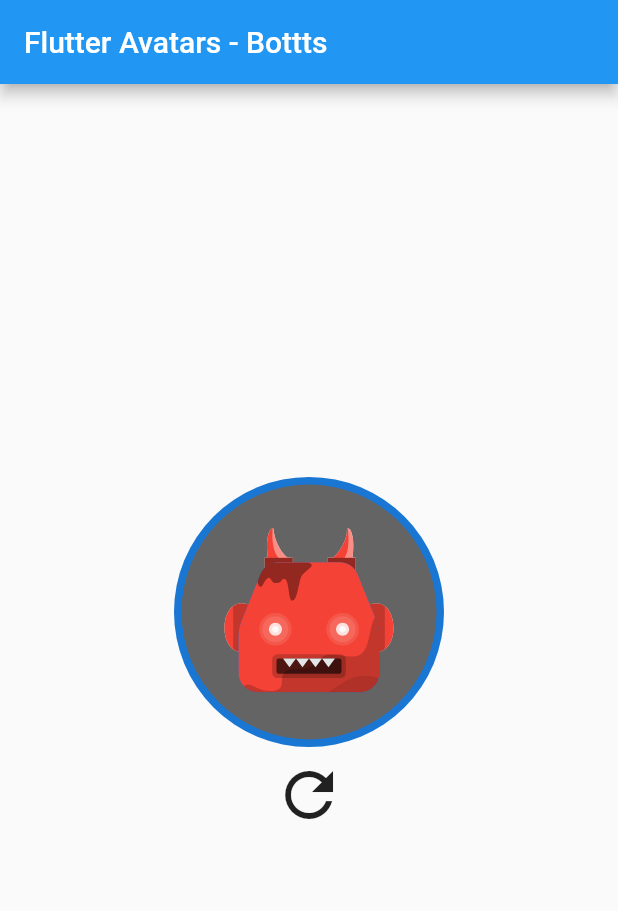
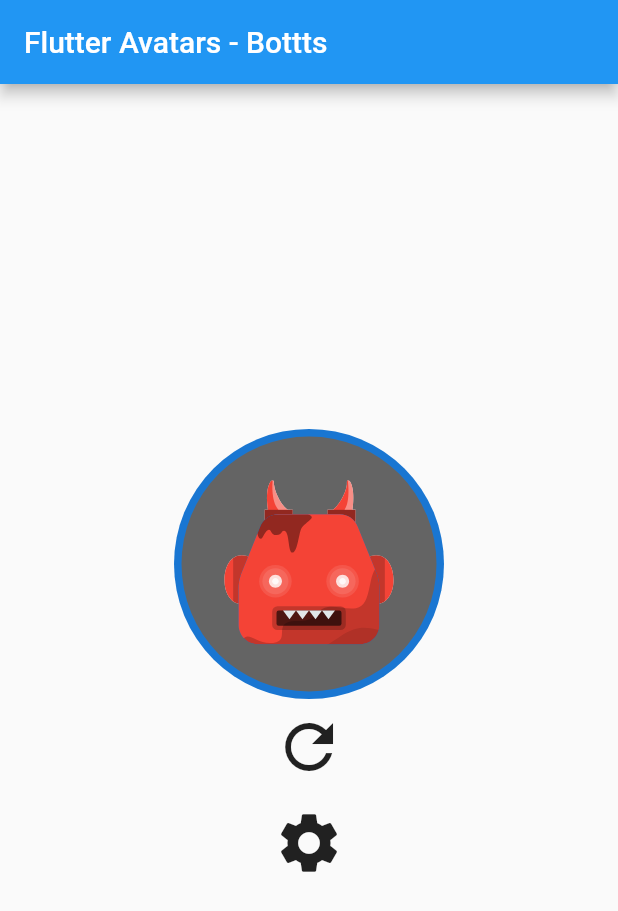
Before and after one commit to AbhijatSaxena/flutter_avatars_bottts, a Flutter app: the screen it shows after launch, on a phone screen of 412 x 824 dp. Shown: the top 911 px of the screen. Run offline on Flutter 3.47's test engine with Material 2 defaults, Android fonts, the phone set to English and light mode, and no system bars; our stand-ins replace flutter_svg; missing offline and left inert: random_color.

Commit message:
Added Configuration Widget

```diff
--- a/example/lib/main.dart
+++ b/example/lib/main.dart
@@ -1,3 +1,4 @@
+import 'package:BotttsExample/settings.dart';
 import 'package:flutter/material.dart';
 import 'package:flutter_avatars_bottts/flutter_avatars_bottts.dart';
 
@@ -10,18 +11,20 @@ class MyApp extends StatelessWidget {
   Widget build(BuildContext context) {
     return MaterialApp(
       title: 'Flutter Demo',
+      darkTheme: ThemeData.dark(),
       theme: ThemeData(
         primarySwatch: Colors.blue,
         visualDensity: VisualDensity.adaptivePlatformDensity,
       ),
-      home: MyHomePage(title: 'Flutter Avatars - Bottts'),
+      home: MyHomePage(),
     );
   }
 }
 
 class MyHomePage extends StatefulWidget {
-  MyHomePage({Key key, this.title}) : super(key: key);
-  final String title;
+  final Bottt sourceBot;
+
+  MyHomePage({Key key, this.sourceBot}) : super(key: key);
 
   @override
   _MyHomePageState createState() => _MyHomePageState();
@@ -37,7 +40,12 @@ class _MyHomePageState extends State<MyHomePage> {
   }
 
   void _initializeAvatar() {
-    _bottt = Bottt(
+    //take from constructor parameter, otherwise use default values
+    setState(() {
+      if (widget.sourceBot != null) {
+        _bottt = widget.sourceBot;
+      } else {
+        _bottt = new Bottt(
           color: Colors.red,
           eye: EyeType.Glow,
           face: FaceType.Square03,
@@ -47,26 +55,40 @@ class _MyHomePageState extends State<MyHomePage> {
           top: TopType.Horns,
         );
       }
+    });
+  }
 
   void _randomizeAvatar() {
+    setState(() {
       _bottt = Bottt.random();
+    });
   }
 
   @override
   Widget build(BuildContext context) {
     return Scaffold(
       appBar: AppBar(
-        title: Text(widget.title),
+        title: Text('Flutter Avatars - Bottts'),
       ),
       body: Center(
         child: Column(
           mainAxisAlignment: MainAxisAlignment.center,
           children: <Widget>[
-            BotttAvatar(bottt: _bottt),
+            BotttAvatar(_bottt),
             IconButton(
               iconSize: 48.0,
               icon: Icon(Icons.refresh),
-              onPressed: () => setState(_randomizeAvatar),
+              onPressed: _randomizeAvatar,
+            ),
+            IconButton(
+              iconSize: 48.0,
+              icon: Icon(Icons.settings),
+              onPressed: () => Navigator.pushReplacement(
+                context,
+                MaterialPageRoute(builder: (context) {
+                  return AvatarSettings(_bottt);
+                }),
+              ),
             ),
           ],
         ),
--- a/lib/src/bottt.dart
+++ b/lib/src/bottt.dart
@@ -10,13 +10,25 @@ import 'texture/texture_main.dart';
 import 'top/top_main.dart';
 
 class Bottt {
-  final Color color;
-  final EyeType eye;
-  final FaceType face;
-  final MouthType mouth;
-  final SideType side;
-  final TextureType texture;
-  final TopType top;
+  Color color;
+  EyeType eye;
+  FaceType face;
+  MouthType mouth;
+  SideType side;
+  TextureType texture;
+  TopType top;
+
+  //makes a copy of existing bottt
+  Bottt copy() {
+    return Bottt(
+        color: this.color,
+        eye: this.eye,
+        face: this.face,
+        mouth: this.mouth,
+        side: this.side,
+        texture: this.texture,
+        top: this.top);
+  }
 
   Bottt({
     this.color,
--- a/lib/src/bottt_avatar.dart
+++ b/lib/src/bottt_avatar.dart
@@ -7,16 +7,21 @@ import 'bottt.dart';
 class BotttAvatar extends StatelessWidget {
   final Bottt bottt;
 
-  BotttAvatar({this.bottt});
+  BotttAvatar(this.bottt);
 
   @override
   Widget build(BuildContext context) {
-    String _svgString;
+    String _svgString = "";
 
     var _botttProcessor = BotttProcessor();
+
+    if (this.bottt != null) {
       _svgString = _botttProcessor.processSVG(this.bottt);
+    }
 
-    return Column(
+    return Visibility(
+      visible: this.bottt != null,
+      child: Column(
         children: [
           CircleAvatar(
             radius: 90,
@@ -32,6 +37,7 @@ class BotttAvatar extends StatelessWidget {
             ),
           ),
         ],
+      ),
     );
   }
 }
```
Also changed, not shown: example/lib/settings.dart (added, +240 -0 lines), example/pubspec.yaml (line endings or trailing spaces), pubspec.yaml (line endings or trailing spaces). Lines whose indentation alone changed are shown as unchanged.
